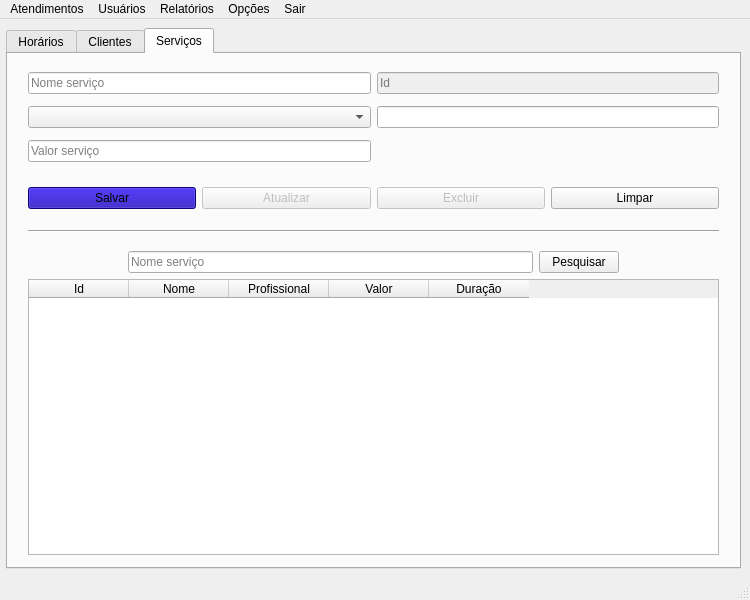
This is view/principalUi.ui in hansmboron/MehsysPy as Qt 5 draws it before an edit. The edited form follows.
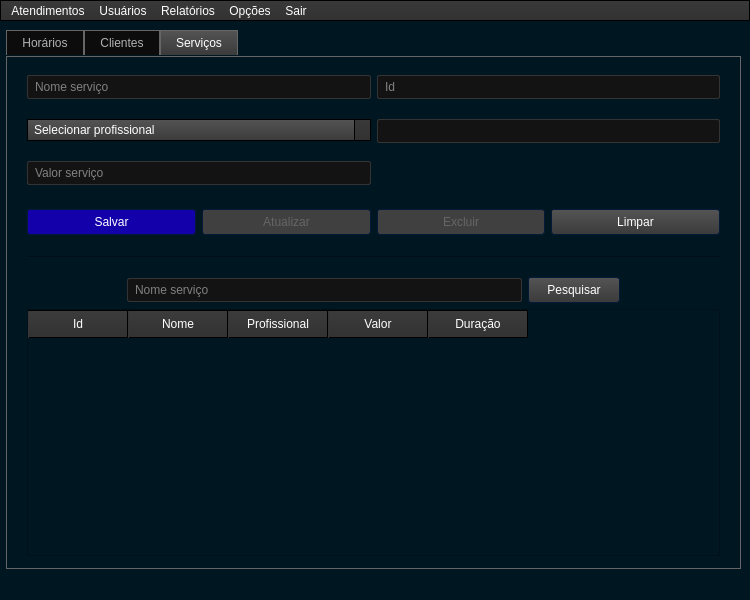
This is the edited form. Icons and pictures are not drawn.

Commit message: add style qss

The edit to the form file:
```diff
--- a/view/principalUi.ui
+++ b/view/principalUi.ui
@@ -23,6 +23,944 @@
    <iconset resource="../res.qrc">
     <normaloff>:/logo/img/logo_gra.png</normaloff>:/logo/img/logo_gra.png</iconset>
   </property>
+  <property name="styleSheet">
+   <string notr="true">QWidget
+{
+	background-color: rgb(0, 22, 33);
+	color: #fff;
+	selection-background-color: rgb(0, 50, 200);
+	selection-color: #000;
+}
+
+/*-----QLabel-----*/
+QLabel
+{
+	background-color: transparent;
+	color: #fff;
+}
+
+/*-----QMenuBar-----*/
+QMenuBar 
+{
+	background-color: qlineargradient(spread:repeat, x1:1, y1:0, x2:1, y2:1, stop:0 rgba(57, 57, 57, 255),stop:1 rgba(50, 50, 50, 255));
+	border: 1px solid #000;
+	color: #fff;
+
+}
+
+QMenuBar::item 
+{
+	background-color: transparent;
+}
+
+
+QMenuBar::item:selected 
+{
+	background-color: rgba(230, 80, 255, 30%);
+	border: 1px solid #850085;
+	color: #fff;
+
+}
+
+
+QMenuBar::item:pressed 
+{
+	background-color: rgb(183, 134, 32);
+	border: 1px solid #850085;
+	color: #fff;
+
+}
+
+
+/*-----QMenu-----*/
+QMenu
+{
+    background-color: qlineargradient(spread:repeat, x1:1, y1:0, x2:1, y2:1, stop:0 rgba(57, 57, 57, 255),stop:1 rgba(50, 50, 50, 255));
+    border: 1px solid #222;
+    padding: 4px;
+	color: #fff;
+
+}
+
+
+QMenu::item
+{
+    background-color: transparent;
+    padding: 2px 20px 2px 20px;
+
+}
+
+
+QMenu::separator
+{
+   	background-color: rgb(183, 134, 32);
+	height: 1px;
+
+}
+
+
+QMenu::item:disabled
+{
+    color: #555;
+    background-color: transparent;
+    padding: 2px 20px 2px 20px;
+
+}
+
+
+QMenu::item:selected
+{
+	background-color: rgba(230, 80, 255, 30%);
+	border: 1px solid #850085;
+	color: #fff;
+
+}
+
+
+/*-----QToolBar-----*/
+QToolBar
+{
+	background-color: qlineargradient(spread:repeat, x1:1, y1:0, x2:1, y2:1, stop:0 rgba(69, 69, 69, 255),stop:1 rgba(58, 58, 58, 255));
+	border-top: none;
+	border-bottom: 1px solid #4f4f4f;
+	border-left: 1px solid #4f4f4f;
+	border-right: 1px solid #4f4f4f;
+
+}
+
+
+QToolBar::separator
+{
+	background-color: #2e2e2e;
+	width: 1px;
+
+}
+
+
+/*-----QToolButton-----*/
+QToolButton 
+{
+	background-color: transparent;
+	color: #fff;
+	padding: 5px;
+	padding-left: 8px;
+	padding-right: 8px;
+	margin-left: 1px;
+}
+
+
+QToolButton:hover
+{
+	background-color: rgba(230, 80, 255, 30%);
+	border: 1px solid #850085;
+	color: #fff;
+	
+}
+
+
+QToolButton:pressed
+{
+	background-color: qlineargradient(spread:repeat, x1:1, y1:0, x2:1, y2:1, stop:0 rgba(57, 57, 57, 255),stop:1 rgba(50, 50, 50, 255));
+	border: 1px solid #850085;
+
+}
+
+
+QToolButton:checked
+{
+	background-color: qlineargradient(spread:repeat, x1:1, y1:0, x2:1, y2:1, stop:0 rgba(57, 57, 57, 255),stop:1 rgba(50, 50, 50, 255));
+	border: 1px solid #222;
+}
+
+
+/*-----QPushButton-----*/
+QPushButton
+{
+	background-color: qlineargradient(spread:repeat, x1:1, y1:0, x2:1, y2:1, stop:0 rgba(84, 84, 84, 255),stop:1 rgba(59, 59, 59, 255));
+	color: #ffffff;
+	min-width: 80px;
+	border-style: solid;
+	border-width: 1px;
+	border-radius: 3px;
+	border-color: #051a39;
+	padding: 5px;
+
+}
+
+
+QPushButton::flat
+{
+	background-color: transparent;
+	border: none;
+	color: #fff;
+
+}
+
+
+QPushButton::disabled
+{
+	background-color: #404040;
+	color: #656565;
+	border-color: #051a39;
+
+}
+
+
+QPushButton::hover
+{
+	/*background-color: rgba(183, 134, 32, 20%);*/
+	background-color: rgba(230, 80, 255, 30%);
+	/*border: 1px solid #b78620;*/
+	border: 1px solid #850085;
+
+}
+
+
+QPushButton::pressed
+{
+	background-color: qlineargradient(spread:repeat, x1:1, y1:0, x2:1, y2:1, stop:0 rgba(74, 74, 74, 255),stop:1 rgba(49, 49, 49, 255));
+	border: 1px solid #850085;
+
+}
+
+
+QPushButton::checked
+{
+	background-color: qlineargradient(spread:repeat, x1:1, y1:0, x2:1, y2:1, stop:0 rgba(74, 74, 74, 255),stop:1 rgba(49, 49, 49, 255));
+	border: 1px solid #222;
+
+}
+
+
+/*-----QLineEdit-----*/
+QLineEdit
+{
+	background-color: #131313;
+	color : #eee;
+	border: 1px solid #343434;
+	border-radius: 2px;
+	padding: 3px;
+	padding-left: 5px;
+
+}
+
+
+/*-----QPlainTExtEdit-----*/
+QPlainTextEdit
+{
+	background-color: #131313;
+	color : #eee;
+	border: 1px solid #343434;
+	border-radius: 2px;
+	padding: 3px;
+	padding-left: 5px;
+
+}
+
+
+/*-----QTabBar-----*/
+QTabBar::tab
+{
+	background-color: qlineargradient(spread:repeat, x1:1, y1:0, x2:1, y2:1, stop:0 rgba(84, 84, 84, 255),stop:1 rgba(59, 59, 59, 255));
+	color: #ffffff;
+	border-style: solid;
+	border-width: 1px;
+	border-color: #666;
+	border-bottom: none;
+	padding: 5px;
+	padding-left: 15px;
+	padding-right: 15px;
+
+}
+
+
+QTabWidget::pane 
+{
+	background-color: red;
+	border: 1px solid #666;
+	top: 1px;
+
+}
+
+
+QTabBar::tab:last
+{
+	margin-right: 0; 
+
+}
+
+
+QTabBar::tab:first:!selected
+{
+	background-color: #0c0c0d;
+	margin-left: 0px;
+
+}
+
+
+QTabBar::tab:!selected
+{
+	color: #b1b1b1;
+	border-bottom-style: solid;
+	background-color: #0c0c0d;
+
+}
+
+
+QTabBar::tab:selected
+{
+	margin-bottom: 0px;
+
+}
+
+
+QTabBar::tab:!selected:hover
+{
+	border-top-color: #850085;
+
+}
+
+
+/*-----QComboBox-----*/
+QComboBox
+{
+    background-color: qlineargradient(spread:repeat, x1:1, y1:0, x2:1, y2:1, stop:0 rgba(84, 84, 84, 255),stop:1 rgba(59, 59, 59, 255));
+    border: 1px solid #000;
+    padding-left: 6px;
+    color: #ffffff;
+    height: 20px;
+
+}
+
+
+QComboBox::disabled
+{
+	background-color: #404040;
+	color: #656565;
+	border-color: #051a39;
+
+}
+
+
+QComboBox:on
+{
+    background-color: #850085;
+	color: #000;
+
+}
+
+
+QComboBox QAbstractItemView
+{
+    background-color: #383838;
+    color: #ffffff;
+    border: 1px solid black;
+    selection-background-color: #850085;
+    outline: 0;
+
+}
+
+
+QComboBox::drop-down
+{
+	background-color: qlineargradient(spread:repeat, x1:1, y1:0, x2:1, y2:1, stop:0 rgba(57, 57, 57, 255),stop:1 rgba(50, 50, 50, 255));
+    subcontrol-origin: padding;
+    subcontrol-position: top right;
+    width: 15px;
+    border-left-width: 1px;
+    border-left-color: black;
+    border-left-style: solid; 
+
+}
+
+
+QComboBox::down-arrow
+{
+    width: 8px;
+    height: 8px;
+}
+
+
+/*-----QSpinBox &amp; QDateTimeEdit-----*/
+QSpinBox,
+QDateTimeEdit 
+{
+    background-color: #131313;
+	color : #eee;
+	border: 1px solid #343434;
+	padding: 3px;
+	padding-left: 5px;
+    border-radius : 2px;
+
+}
+
+
+QSpinBox::up-button, 
+QDateTimeEdit::up-button
+{
+	border-top-right-radius:2px;
+	background-color: #777777;
+    width: 16px; 
+    border-width: 1px;
+
+}
+
+
+QSpinBox::up-button:hover, 
+QDateTimeEdit::up-button:hover
+{
+	background-color: #585858;
+
+}
+
+
+QSpinBox::up-button:pressed, 
+QDateTimeEdit::up-button:pressed
+{
+	background-color: #252525;
+    width: 16px; 
+    border-width: 1px;
+
+}
+
+
+QSpinBox::up-arrow,
+QDateTimeEdit::up-arrow
+{
+    width: 7px;
+    height: 7px;
+
+}
+
+
+QSpinBox::down-button, 
+QDateTimeEdit::down-button
+{
+	border-bottom-right-radius:2px;
+	background-color: #777777;
+    width: 16px; 
+    border-width: 1px;
+
+}
+
+
+QSpinBox::down-button:hover, 
+QDateTimeEdit::down-button:hover
+{
+	background-color: #585858;
+
+}
+
+
+QSpinBox::down-button:pressed, 
+QDateTimeEdit::down-button:pressed
+{
+	background-color: #252525;
+    width: 16px; 
+    border-width: 1px;
+
+}
+
+
+QSpinBox::down-arrow,
+QDateTimeEdit::down-arrow
+{
+
+    width: 7px;
+    height: 7px;
+
+}
+
+
+/*-----QGroupBox-----*/
+QGroupBox 
+{
+    border: 1px solid;
+    border-color: #666666;
+	border-radius: 5px;
+    margin-top: 20px;
+
+}
+
+
+QGroupBox::title  
+{
+    background-color: transparent;
+    color: #eee;
+    subcontrol-origin: margin;
+    padding: 5px;
+	border-top-left-radius: 3px;
+	border-top-right-radius: 3px;
+
+}
+
+
+/*-----QHeaderView-----*/
+QHeaderView::section
+{
+    background-color: qlineargradient(spread:repeat, x1:1, y1:0, x2:1, y2:1, stop:0 rgba(60, 60, 60, 255),stop:1 rgba(50, 50, 50, 255));
+	border: 1px solid #000;
+    color: #fff;
+    text-align: left;
+	padding: 4px;
+	
+}
+
+
+QHeaderView::section:disabled
+{
+    background-color: #525251;
+    color: #656565;
+
+}
+
+
+QHeaderView::section:checked
+{
+    background-color: qlineargradient(spread:repeat, x1:1, y1:0, x2:1, y2:1, stop:0 rgba(60, 60, 60, 255),stop:1 rgba(50, 50, 50, 255));
+    color: #fff;
+
+}
+
+
+QHeaderView::section::vertical::first,
+QHeaderView::section::vertical::only-one
+{
+    border-top: 1px solid #353635;
+
+}
+
+
+QHeaderView::section::vertical
+{
+    border-top: 1px solid #353635;
+
+}
+
+
+QHeaderView::section::horizontal::first,
+QHeaderView::section::horizontal::only-one
+{
+    border-left: 1px solid #353635;
+
+}
+
+
+QHeaderView::section::horizontal
+{
+    border-left: 1px solid #353635;
+
+}
+
+
+QTableCornerButton::section
+{
+    background-color: qlineargradient(spread:repeat, x1:1, y1:0, x2:1, y2:1, stop:0 rgba(60, 60, 60, 255),stop:1 rgba(50, 50, 50, 255));
+	border: 1px solid #000;
+    color: #fff;
+
+}
+
+
+/*-----QTreeWidget-----*/
+QTreeView
+{
+	show-decoration-selected: 1;
+	alternate-background-color: rgb(0, 22, 33);
+	selection-color: #fff;
+	background-color: #2d2d2d;
+	border: 1px solid gray;
+	padding-top : 5px;
+	color: #fff;
+	font: 8pt;
+
+}
+
+
+QTreeView::item:selected
+{
+	color:#fff;
+	background-color: #850085;
+	border-radius: 0px;
+
+}
+
+
+QTreeView::item:!selected:hover
+{
+    background-color: #262626;
+    border: none;
+    color: white;
+
+}
+
+/*-----QListView-----*/
+QListView 
+{
+	background-color: qlineargradient(spread:repeat, x1:1, y1:0, x2:1, y2:1, stop:0 rgba(83, 83, 83, 255),stop:0.293269 rgba(81, 81, 81, 255),stop:0.634615 rgba(79, 79, 79, 255),stop:1 rgba(83, 83, 83, 255));
+    border : none;
+    color: white;
+    show-decoration-selected: 1; 
+    outline: 0;
+	border: 1px solid gray;
+
+}
+
+
+QListView::disabled 
+{
+	background-color: #656565;
+	color: #1b1b1b;
+    border: 1px solid #656565;
+
+}
+
+
+QListView::item 
+{
+	background-color: #2d2d2d;
+    padding: 1px;
+
+}
+
+
+QListView::item:alternate 
+{
+    background-color: rgb(0, 22, 33);
+
+}
+
+
+QListView::item:selected 
+{
+	background-color: #850085;
+	border: 1px solid #850085;
+	color: #fff;
+
+}
+
+
+QListView::item:selected:!active 
+{
+	background-color: #850085;
+	border: 1px solid #850085;
+	color: #fff;
+
+}
+
+
+QListView::item:selected:active 
+{
+	background-color: #850085;
+	border: 1px solid #850085;
+	color: #fff;
+
+}
+
+
+QListView::item:hover {
+    background-color: #262626;
+    border: none;
+    color: white;
+
+}
+
+
+/*-----QCheckBox-----*/
+QCheckBox
+{
+	background-color: transparent;
+    color: lightgray;
+	border: none;
+
+}
+
+
+QCheckBox::indicator
+{
+    background-color: #323232;
+    border: 1px solid darkgray;
+    width: 12px;
+    height: 12px;
+
+}
+
+
+QCheckBox::indicator:checked
+{
+    background-color: #850085;
+    border: 1px solid #3a546e;
+
+}
+
+
+QCheckBox::indicator:unchecked:hover
+{
+	border: 1px solid #850085; 
+
+}
+
+
+QCheckBox::disabled
+{
+	color: #656565;
+
+}
+
+
+QCheckBox::indicator:disabled
+{
+	background-color: #656565;
+	color: #656565;
+    border: 1px solid #656565;
+
+}
+
+
+/*-----QRadioButton-----*/
+QRadioButton 
+{
+	color: lightgray;
+	background-color: transparent;
+
+}
+
+
+QRadioButton::indicator::unchecked:hover 
+{
+	background-color: lightgray;
+	border: 2px solid #850085;
+	border-radius: 6px;
+}
+
+
+QRadioButton::indicator::checked 
+{
+	border: 2px solid #850085;
+	border-radius: 6px;
+	background-color: rgba(183,134,32,20%);  
+	width: 9px; 
+	height: 9px; 
+
+}
+
+
+/*-----QSlider-----*/
+QSlider::groove:horizontal 
+{
+	background-color: transparent;
+	height: 3px;
+
+}
+
+
+QSlider::sub-page:horizontal 
+{
+	background-color: #850085;
+
+}
+
+
+QSlider::add-page:horizontal 
+{
+	background-color: #131313;
+
+}
+
+
+QSlider::handle:horizontal 
+{
+	background-color: #850085;
+	width: 14px;
+	margin-top: -6px;
+	margin-bottom: -6px;
+	border-radius: 6px;
+
+}
+
+
+QSlider::handle:horizontal:hover 
+{
+	background-color: #d89e25;
+	border-radius: 6px;
+
+}
+
+
+QSlider::sub-page:horizontal:disabled 
+{
+	background-color: #bbb;
+	border-color: #999;
+
+}
+
+
+QSlider::add-page:horizontal:disabled 
+{
+	background-color: #eee;
+	border-color: #999;
+
+}
+
+
+QSlider::handle:horizontal:disabled 
+{
+	background-color: #eee;
+	border: 1px solid #aaa;
+	border-radius: 3px;
+
+}
+
+
+/*-----QScrollBar-----*/
+QScrollBar:horizontal
+{
+    border: 1px solid #222222;
+    background-color: #3d3d3d;
+    height: 15px;
+    margin: 0px 16px 0 16px;
+
+}
+
+
+QScrollBar::handle:horizontal
+{
+	background-color: qlineargradient(spread:repeat, x1:1, y1:0, x2:1, y2:1, stop:0 rgba(97, 97, 97, 255),stop:1 rgba(90, 90, 90, 255));
+	border: 1px solid #2d2d2d;
+    min-height: 20px;
+
+}
+
+
+QScrollBar::add-line:horizontal
+{
+	background-color: qlineargradient(spread:repeat, x1:1, y1:0, x2:1, y2:1, stop:0 rgba(97, 97, 97, 255),stop:1 rgba(90, 90, 90, 255));
+	border: 1px solid #2d2d2d;
+    width: 15px;
+    subcontrol-position: right;
+    subcontrol-origin: margin;
+
+}
+
+
+QScrollBar::sub-line:horizontal
+{
+	background-color: qlineargradient(spread:repeat, x1:1, y1:0, x2:1, y2:1, stop:0 rgba(97, 97, 97, 255),stop:1 rgba(90, 90, 90, 255));
+	border: 1px solid #2d2d2d;
+    width: 15px;
+    subcontrol-position: left;
+    subcontrol-origin: margin;
+
+}
+
+
+QScrollBar::right-arrow:horizontal
+{
+    width: 6px;
+    height: 6px;
+
+}
+
+
+QScrollBar::left-arrow:horizontal
+{
+    width: 6px;
+    height: 6px;
+
+}
+
+
+QScrollBar::add-page:horizontal, QScrollBar::sub-page:horizontal
+{
+    background: none;
+
+}
+
+
+QScrollBar:vertical
+{
+    background-color: #3d3d3d;
+    width: 16px;
+	border: 1px solid #2d2d2d;
+    margin: 16px 0px 16px 0px;
+
+}
+
+
+QScrollBar::handle:vertical
+{
+    background-color: qlineargradient(spread:repeat, x1:1, y1:0, x2:1, y2:1, stop:0 rgba(97, 97, 97, 255),stop:1 rgba(90, 90, 90, 255));
+	border: 1px solid #2d2d2d;
+    min-height: 20px;
+
+}
+
+
+QScrollBar::add-line:vertical
+{
+	background-color: qlineargradient(spread:repeat, x1:1, y1:0, x2:1, y2:1, stop:0 rgba(97, 97, 97, 255),stop:1 rgba(90, 90, 90, 255));
+	border: 1px solid #2d2d2d;
+    height: 15px;
+    subcontrol-position: bottom;
+    subcontrol-origin: margin;
+
+}
+
+
+QScrollBar::sub-line:vertical
+{
+	background-color: qlineargradient(spread:repeat, x1:1, y1:0, x2:1, y2:1, stop:0 rgba(97, 97, 97, 255),stop:1 rgba(90, 90, 90, 255));
+	border: 1px solid #2d2d2d;
+    height: 15px;
+    subcontrol-position: top;
+    subcontrol-origin: margin;
+
+}
+
+
+QScrollBar::up-arrow:vertical
+{
+    width: 6px;
+    height: 6px;
+
+}
+
+
+QScrollBar::down-arrow:vertical
+{
+    width: 6px;
+    height: 6px;
+
+}
+
+
+QScrollBar::add-page:vertical, QScrollBar::sub-page:vertical
+{
+    background: none;
+
+}
+
+
+/*-----QProgressBar-----*/
+QProgressBar
+{
+    border: 1px solid #666666;
+    text-align: center;
+	color: #000;
+	font-weight: bold;
+
+}
+
+
+QProgressBar::chunk
+{
+    background-color: #850085;
+    width: 30px;
+    margin: 0.5px;
+
+}
+</string>
+  </property>
   <widget class="QWidget" name="centralwidget">
    <property name="enabled">
     <bool>true</bool>
@@ -716,7 +1654,7 @@
           <item>
            <layout class="QVBoxLayout" name="verticalLayout_5">
             <property name="spacing">
-             <number>12</number>
+             <number>20</number>
             </property>
             <item>
              <widget class="QLineEdit" name="txtNom_ser">
@@ -759,7 +1697,7 @@
           <item>
            <layout class="QVBoxLayout" name="verticalLayout_6">
             <property name="spacing">
-             <number>12</number>
+             <number>20</number>
             </property>
             <item>
              <widget class="QLineEdit" name="txtId_ser">
@@ -792,7 +1730,7 @@
               <property name="sizeHint" stdset="0">
                <size>
                 <width>14</width>
-                <height>35</height>
+                <height>40</height>
                </size>
               </property>
              </spacer>
@@ -967,7 +1905,7 @@
      <x>0</x>
      <y>0</y>
      <width>750</width>
-     <height>28</height>
+     <height>30</height>
     </rect>
    </property>
    <widget class="QMenu" name="menuAtendimentos">
```
Left out of the diff: 4 changed lines with no effect on the pictures. The commit also changes 4 other files.
